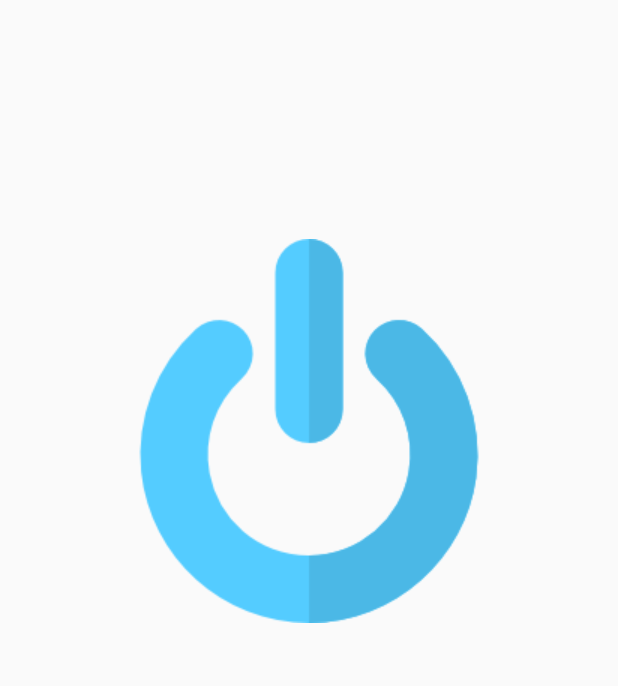
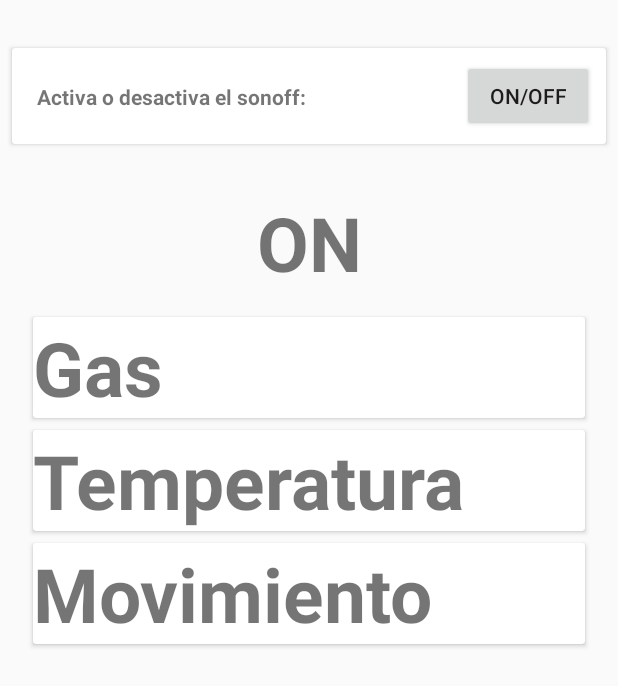
Before and after one commit to Dialdroid/ProyectoEquipo07, an Android app: the layout sonoff_main.xml on its own in the app's theme, with its tools: preview values and no code run, on a phone screen of 412 x 824 dp. Shown: the top 686 px of the screen. Run offline under Robolectric (Android 15) with nearby library versions, the phone set to English and light mode, and no system bars.

Commit message:
Sonoff layout

```diff
--- a/Grupo7_App/app/src/main/java/grupo7/com/appg7/SonoffActivity.java
+++ b/Grupo7_App/app/src/main/java/grupo7/com/appg7/SonoffActivity.java
@@ -32,6 +32,13 @@ public class SonoffActivity extends Activity implements MqttCallback {
         super.onCreate(savedInstanceState);
         setContentView(R.layout.sonoff_main);
 
+
+
+       Button onOff = (Button) findViewById(R.id.onoff);
+
+        onOff.setOnClickListener(new View.OnClickListener() {
+            @Override
+            public void onClick(View view) {
                 try {
                     Log.i(TAG, "Conectando al broker " + broker);
                     client = new MqttClient(broker, clientId, new MemoryPersistence());
@@ -48,16 +55,11 @@ public class SonoffActivity extends Activity implements MqttCallback {
                 try {
                     Log.i(TAG, "Suscrito a " + topicRoot+"POWER");
                     client.subscribe(topicRoot+"POWER", qos);
-            client.setCallback(this);
+                    client.setCallback(SonoffActivity.this);
                 } catch (MqttException e) {
                     Log.e(TAG, "Error al suscribir.", e);
                 }
 
-        ImageView onOff = (ImageView) findViewById(R.id.Sonoff);
-
-        onOff.setOnClickListener(new View.OnClickListener() {
-            @Override
-            public void onClick(View view) {
                 try {
                     Log.i(TAG, "Publicando mensaje: " + "Toggle");
                     MqttMessage message = new MqttMessage("Toggle".getBytes());
--- a/Grupo7_App/app/src/main/res/layout/sonoff_main.xml
+++ b/Grupo7_App/app/src/main/res/layout/sonoff_main.xml
@@ -5,30 +5,155 @@
     android:layout_width="match_parent"
     android:layout_height="match_parent">
 
-    <TextView
-        android:id="@+id/msg"
-        android:layout_width="136dp"
-        android:layout_height="90dp"
+
+    <android.support.v7.widget.CardView
+        android:id="@+id/cardView"
+        android:layout_width="match_parent"
+        android:layout_height="wrap_content"
         android:layout_marginStart="8dp"
-        android:layout_marginTop="8dp"
+        android:layout_marginTop="32dp"
         android:layout_marginEnd="8dp"
-        android:layout_marginBottom="8dp"
-        app:layout_constraintBottom_toBottomOf="parent"
+        app:layout_constraintEnd_toEndOf="parent"
+        app:layout_constraintHorizontal_bias="0.0"
+        app:layout_constraintStart_toStartOf="parent"
+        app:layout_constraintTop_toTopOf="parent">
+
+        <android.support.constraint.ConstraintLayout
+            android:layout_width="match_parent"
+            android:layout_height="match_parent">
+
+            <Button
+                android:id="@+id/onoff"
+                android:layout_width="wrap_content"
+                android:layout_height="wrap_content"
+                android:layout_marginStart="8dp"
+                android:layout_marginTop="8dp"
+                android:layout_marginEnd="8dp"
+                android:layout_marginBottom="8dp"
+                android:text="ON/OFF"
+                app:layout_constraintBottom_toBottomOf="parent"
+                app:layout_constraintEnd_toEndOf="parent"
+                app:layout_constraintHorizontal_bias="1.0"
+                app:layout_constraintStart_toStartOf="parent"
+                app:layout_constraintTop_toTopOf="parent" />
+
+            <TextView
+                android:id="@+id/textView31"
+                android:layout_width="wrap_content"
+                android:layout_height="wrap_content"
+                android:layout_marginStart="8dp"
+                android:layout_marginTop="8dp"
+                android:layout_marginEnd="8dp"
+                android:layout_marginBottom="8dp"
+                android:text="Activa o desactiva el sonoff:"
+                android:textStyle="bold
+"
+                app:layout_constraintBottom_toBottomOf="parent"
+                app:layout_constraintEnd_toStartOf="@+id/onoff"
+                app:layout_constraintHorizontal_bias="0.085"
+                app:layout_constraintStart_toStartOf="parent"
+                app:layout_constraintTop_toTopOf="parent"
+                app:layout_constraintVertical_bias="0.517" />
+        </android.support.constraint.ConstraintLayout>
+    </android.support.v7.widget.CardView>
+
+    <android.support.v7.widget.CardView
+        android:id="@+id/cardView6"
+        android:layout_width="368dp"
+        android:layout_height="wrap_content"
+        android:layout_marginStart="8dp"
+        android:layout_marginTop="16dp"
+        android:layout_marginEnd="8dp"
         app:layout_constraintEnd_toEndOf="parent"
         app:layout_constraintStart_toStartOf="parent"
-        app:layout_constraintTop_toBottomOf="@+id/Sonoff" />
+        app:layout_constraintTop_toBottomOf="@+id/msg">
 
-    <ImageView
-        android:id="@+id/Sonoff"
-        android:layout_width="wrap_content"
+        <LinearLayout
+            android:layout_width="match_parent"
+            android:layout_height="match_parent"
+            android:orientation="horizontal">
+
+            <TextView
+                android:id="@+id/textView27"
+                android:layout_width="wrap_content"
+                android:layout_height="wrap_content"
+                android:layout_weight="1"
+                android:text="Gas"
+                android:textSize="50dp"
+                android:textStyle="bold" />
+
+        </LinearLayout>
+    </android.support.v7.widget.CardView>
+
+    <android.support.v7.widget.CardView
+        android:id="@+id/cardView7"
+        android:layout_width="368dp"
         android:layout_height="wrap_content"
         android:layout_marginStart="8dp"
         android:layout_marginTop="8dp"
         android:layout_marginEnd="8dp"
-        app:layout_constraintBottom_toTopOf="@+id/msg"
         app:layout_constraintEnd_toEndOf="parent"
-        app:layout_constraintHorizontal_bias="0.5"
         app:layout_constraintStart_toStartOf="parent"
-        app:layout_constraintTop_toTopOf="parent"
-        app:srcCompat="@drawable/onoff" />
+        app:layout_constraintTop_toBottomOf="@+id/cardView6">
+
+        <LinearLayout
+            android:layout_width="match_parent"
+            android:layout_height="match_parent"
+            android:orientation="horizontal">
+
+            <TextView
+                android:id="@+id/textView28"
+                android:layout_width="wrap_content"
+                android:layout_height="wrap_content"
+                android:layout_weight="1"
+                android:text="Temperatura"
+                android:textSize="50dp"
+                android:textStyle="bold" />
+
+        </LinearLayout>
+    </android.support.v7.widget.CardView>
+
+    <android.support.v7.widget.CardView
+        android:layout_width="368dp"
+        android:layout_height="wrap_content"
+        android:layout_marginStart="8dp"
+        android:layout_marginTop="8dp"
+        android:layout_marginEnd="8dp"
+        app:layout_constraintEnd_toEndOf="parent"
+        app:layout_constraintStart_toStartOf="parent"
+        app:layout_constraintTop_toBottomOf="@+id/cardView7">
+
+        <LinearLayout
+            android:layout_width="match_parent"
+            android:layout_height="match_parent"
+            android:orientation="horizontal">
+
+            <TextView
+                android:id="@+id/textView29"
+                android:layout_width="wrap_content"
+                android:layout_height="wrap_content"
+                android:layout_weight="1"
+                android:text="Movimiento"
+                android:textSize="50dp"
+                android:textStyle="bold" />
+
+        </LinearLayout>
+    </android.support.v7.widget.CardView>
+
+    <TextView
+        android:id="@+id/msg"
+        android:layout_width="wrap_content"
+        android:layout_height="wrap_content"
+        android:layout_marginStart="8dp"
+        android:layout_marginTop="32dp"
+        android:layout_marginEnd="8dp"
+        android:text="ON"
+        android:textSize="50dp"
+        android:textStyle="bold"
+        app:layout_constraintEnd_toEndOf="parent"
+        app:layout_constraintStart_toStartOf="parent"
+        app:layout_constraintTop_toBottomOf="@+id/cardView"
+        app:layout_constraintVertical_chainStyle="spread_inside" />
+
+
 </android.support.constraint.ConstraintLayout>
```
Also changed, not shown: 3 other files. Lines whose indentation alone changed are shown as unchanged.
